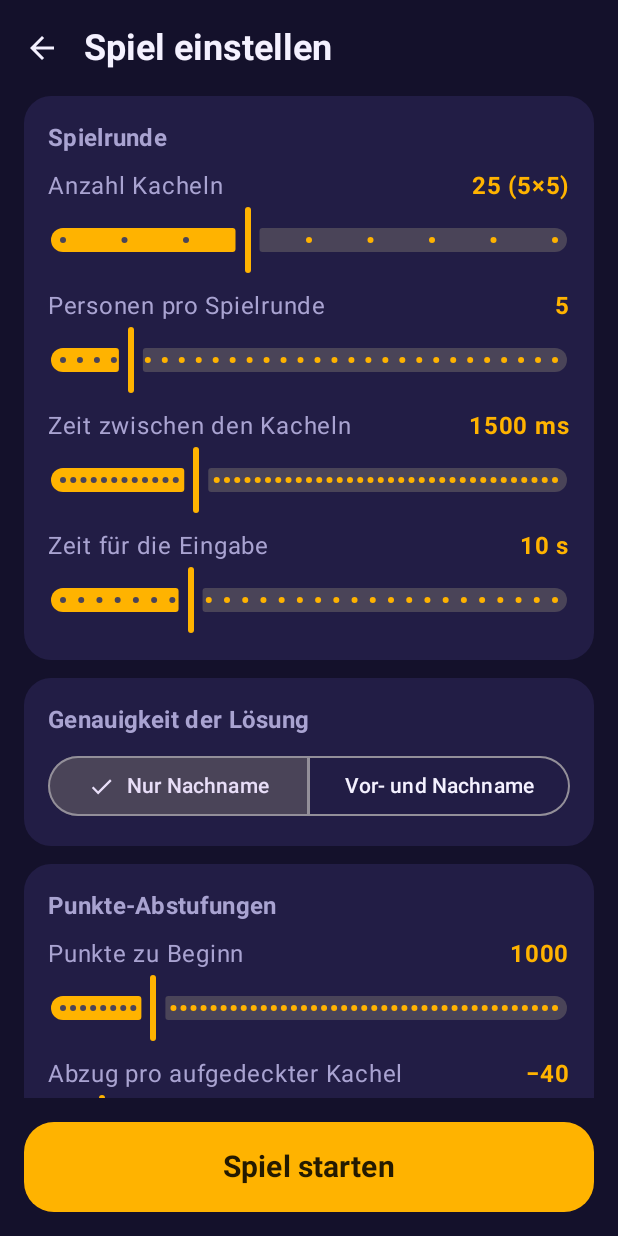
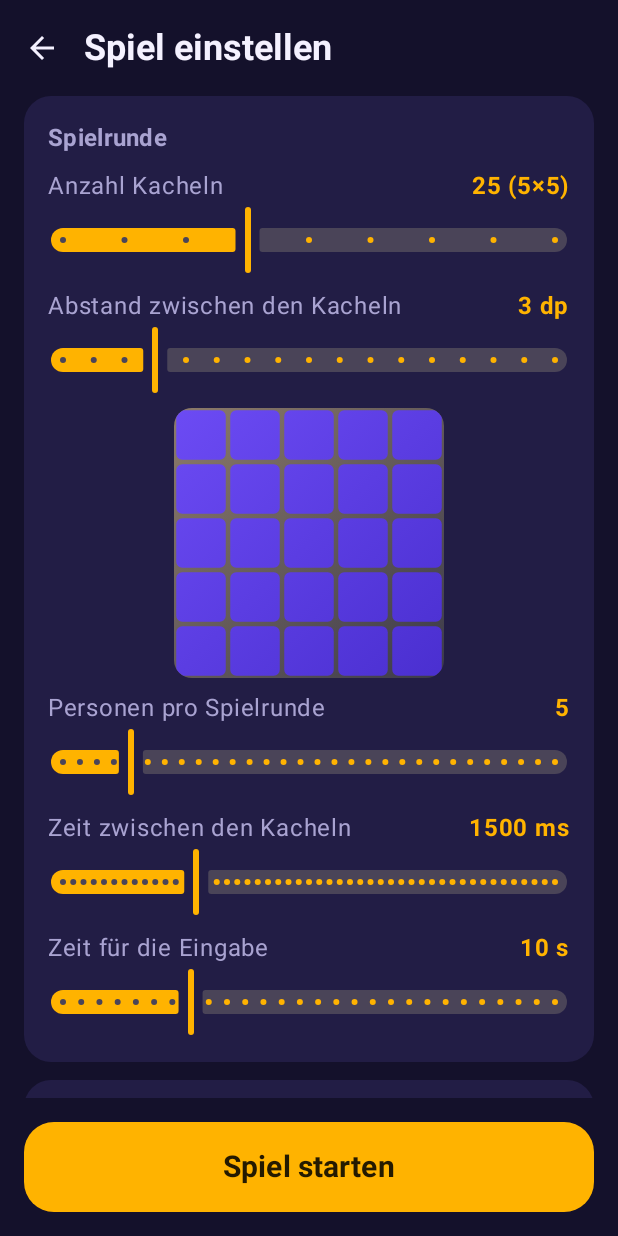
Before and after one commit to ballosv/who-am-i, an Android app built with Jetpack Compose: the screen it shows after launch (MainActivity), after a tap on "Alleine spielen", on a phone screen of 412 x 824 dp. Run offline under Robolectric (Android 15) with nearby library versions, the phone set to English and light mode, and no system bars; libraries missing offline, so code that uses them is left out: com.google.android.gms.

Commit message:
Einstellbarer Abstand zwischen den Kacheln
- GameSettings.tileGapDp (0–16 dp, Standard 3 dp), wird mit dem Spielzustand an alle Geräte verteilt
- Schieberegler in den Einstellungen mit Live-Vorschau des Kachelrasters
- Spielbrett und TV-Ansicht nutzen den eingestellten Abstand
- Lobby-Übersicht zeigt den Abstand an

Co-Authored-By: Claude Opus 5.5 <noreply@anthropic.com>
Claude-Session: https://claude.ai/code/session_01HBV3P2Jm15gio7xeTLBkxe

```diff
--- a/app/src/main/kotlin/de/ballosv/whoami/ui/Components.kt
+++ b/app/src/main/kotlin/de/ballosv/whoami/ui/Components.kt
@@ -139,7 +139,8 @@ fun TileBoard(snapshot: GameSnapshot, clock: State<Long>, image: ImageBitmap?, m
                 if (tile in 0 until total) alpha[tile] = if (i == revealed - 1) 1f - fade else 0f
             }
             val cell = size.width / g
-            val gap = 1.5.dp.toPx()
+            // Halber Abstand pro Seite ergibt zwischen zwei Kacheln den eingestellten Abstand.
+            val gap = s.settings.tileGapDp.dp.toPx() / 2
             for (tile in 0 until total) {
                 val a = alpha[tile]
                 if (a <= 0f) continue
--- a/app/src/main/kotlin/de/ballosv/whoami/ui/LobbyScreen.kt
+++ b/app/src/main/kotlin/de/ballosv/whoami/ui/LobbyScreen.kt
@@ -197,7 +197,7 @@ private fun SettingsSummary(s: GameSnapshot) {
         }
         Text(mode, fontWeight = FontWeight.Bold)
         Text(
-            "${st.tileCount} Kacheln · alle ${st.revealIntervalMs} ms · ${st.answerTimeSeconds} s Antwortzeit\n" +
+            "${st.tileCount} Kacheln (Abstand ${st.tileGapDp} dp) · alle ${st.revealIntervalMs} ms · ${st.answerTimeSeconds} s Antwortzeit\n" +
                 "${st.maxPoints} Punkte, −${st.pointsStepPerTile} pro Kachel, min. ${st.minPoints}\n" +
                 (if (st.accuracy == de.ballosv.whoami.core.AnswerAccuracy.LAST_NAME) "Nachname genügt" else "Vor- und Nachname") +
                 " · Fehler: " + (if (st.halfPointsPenalty) "−50 %" else "−${st.fixedPenalty}"),
--- a/app/src/main/kotlin/de/ballosv/whoami/ui/SettingsScreen.kt
+++ b/app/src/main/kotlin/de/ballosv/whoami/ui/SettingsScreen.kt
@@ -1,6 +1,17 @@
 package de.ballosv.whoami.ui
 
+import androidx.compose.foundation.Canvas
+import androidx.compose.foundation.background
 import androidx.compose.foundation.layout.Arrangement
+import androidx.compose.foundation.layout.size
+import androidx.compose.ui.draw.clip
+import androidx.compose.ui.geometry.CornerRadius
+import androidx.compose.ui.geometry.Offset
+import androidx.compose.ui.geometry.Size
+import androidx.compose.ui.graphics.Brush
+import androidx.compose.ui.graphics.Color
+import de.ballosv.whoami.ui.theme.TileA
+import de.ballosv.whoami.ui.theme.TileB
 import androidx.compose.foundation.layout.Column
 import androidx.compose.foundation.layout.Row
 import androidx.compose.foundation.layout.fillMaxSize
@@ -88,6 +99,12 @@ fun SettingsEditor(settings: GameSettings, multiplayer: Boolean, onChange: (Game
             steps = GameSettings.MAX_GRID - GameSettings.MIN_GRID - 1,
         ) { onChange(s.copy(gridSize = it.roundToInt())) }
         LabeledSlider(
+            "Abstand zwischen den Kacheln", "${s.tileGapDp} dp",
+            s.tileGapDp.toFloat(), 0f..GameSettings.MAX_TILE_GAP_DP.toFloat(),
+            steps = GameSettings.MAX_TILE_GAP_DP - 1,
+        ) { onChange(s.copy(tileGapDp = it.roundToInt())) }
+        TileGapPreview(s.gridSize, s.tileGapDp, Modifier.align(Alignment.CenterHorizontally))
+        LabeledSlider(
             if (s.mode == GameMode.BATTLE) "Bilder pro Spieler" else "Personen pro Spielrunde", "${s.personCount}",
             s.personCount.toFloat(), 1f..30f, steps = 28,
         ) { onChange(s.copy(personCount = it.roundToInt())) }
@@ -167,3 +184,28 @@ fun <T> Choice(options: List<Pair<String, T>>, selected: T, onSelect: (T) -> Uni
         }
     }
 }
+
+/** Vorschau des Kachelrasters mit dem eingestellten Abstand – so groß wie auf dem Spielbildschirm skaliert. */
+@Composable
+private fun TileGapPreview(gridSize: Int, gapDp: Int, modifier: Modifier = Modifier) {
+    val brush = remember { Brush.linearGradient(listOf(TileA, TileB)) }
+    Canvas(
+        modifier
+            .size(180.dp)
+            .clip(RoundedCornerShape(12.dp))
+            .background(Brush.linearGradient(listOf(Color(0xFF8D7B6A), Color(0xFF3B3A4A)))),
+    ) {
+        val cell = size.width / gridSize
+        val gap = gapDp.dp.toPx() / 2
+        for (tile in 0 until gridSize * gridSize) {
+            val x = (tile % gridSize) * cell
+            val y = (tile / gridSize) * cell
+            drawRoundRect(
+                brush = brush,
+                topLeft = Offset(x + gap, y + gap),
+                size = Size((cell - 2 * gap).coerceAtLeast(0f), (cell - 2 * gap).coerceAtLeast(0f)),
+                cornerRadius = CornerRadius(4.dp.toPx()),
+            )
+        }
+    }
+}
--- a/core/src/main/kotlin/de/ballosv/whoami/core/GameSettings.kt
+++ b/core/src/main/kotlin/de/ballosv/whoami/core/GameSettings.kt
@@ -25,6 +25,8 @@ data class GameSettings(
     val mode: GameMode = GameMode.SINGLE,
     /** Kacheln pro Seite; das Raster hat gridSize * gridSize Kacheln. */
     val gridSize: Int = 5,
+    /** Abstand zwischen den Kacheln in dp (auf dem TV proportional skaliert). */
+    val tileGapDp: Int = 3,
     /** Anzahl Personen pro Spielrunde (im Battle-Modus: Bilder pro Spieler). */
     val personCount: Int = 5,
     val revealIntervalMs: Long = 1500,
@@ -44,6 +46,7 @@ data class GameSettings(
 
     fun normalized(): GameSettings = copy(
         gridSize = gridSize.coerceIn(MIN_GRID, MAX_GRID),
+        tileGapDp = tileGapDp.coerceIn(0, MAX_TILE_GAP_DP),
         personCount = personCount.coerceIn(1, MAX_PERSONS),
         revealIntervalMs = revealIntervalMs.coerceIn(MIN_INTERVAL_MS, MAX_INTERVAL_MS),
         maxPoints = maxPoints.coerceIn(10, 100_000),
@@ -56,6 +59,7 @@ data class GameSettings(
     companion object {
         const val MIN_GRID = 2
         const val MAX_GRID = 10
+        const val MAX_TILE_GAP_DP = 16
         const val MAX_PERSONS = 50
         const val MIN_INTERVAL_MS = 200L
         const val MAX_INTERVAL_MS = 20_000L
```
Also changed, not shown: 3 other files.
